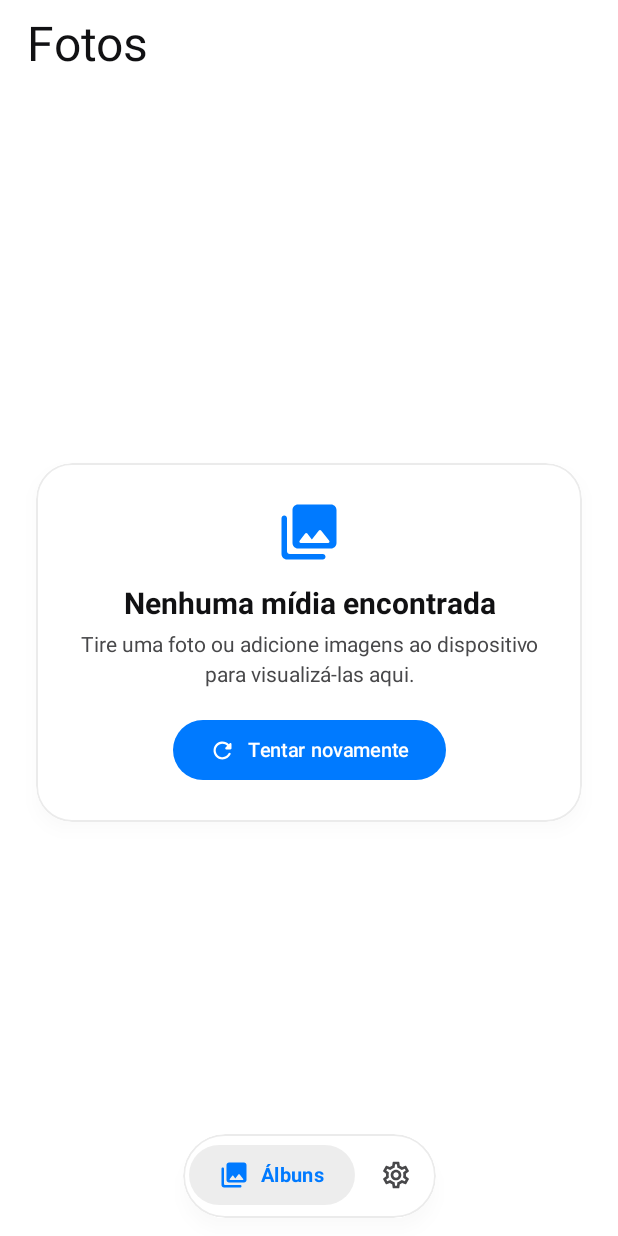
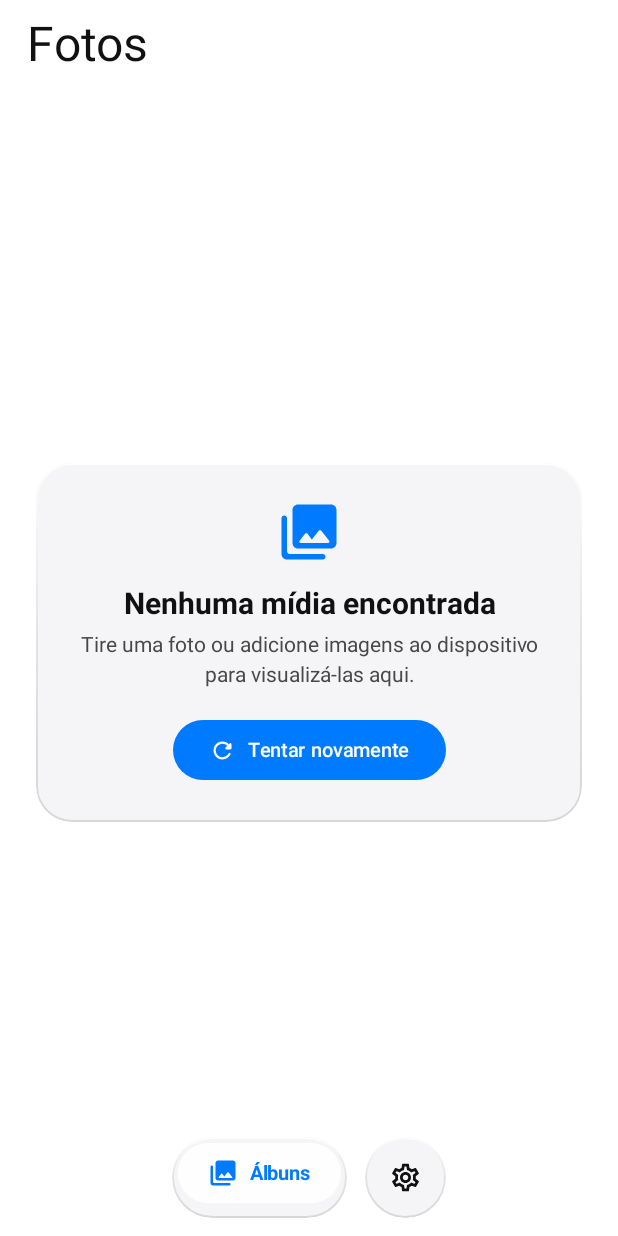
Before and after one commit to charlenferreira/Prism-Photos, an Android app built with Jetpack Compose: the screen it shows after launch (MainActivity), on a phone screen of 412 x 824 dp. Run offline under Robolectric (Android 15) with nearby library versions, the phone set to English and light mode, and no system bars; pictures from the network do not load.

Commit message:
Refactor LiquidGlass UI components for consistency
Updated colors and modifiers for LiquidGlass components. Improved performance and visual consistency in the LiquidGlassSurface and LiquidGlassPillNavBar.

```diff
--- a/app/src/main/java/com/charlenferreira/prism/ui/components/LiquidGlass.kt
+++ b/app/src/main/java/com/charlenferreira/prism/ui/components/LiquidGlass.kt
@@ -42,7 +42,6 @@ import androidx.compose.ui.Alignment
 import androidx.compose.ui.Modifier
 import androidx.compose.ui.draw.clip
 import androidx.compose.ui.draw.drawWithCache
-import androidx.compose.ui.draw.shadow
 import androidx.compose.ui.graphics.Brush
 import androidx.compose.ui.graphics.Color
 import androidx.compose.ui.graphics.Shape
@@ -54,6 +53,7 @@ import androidx.compose.ui.semantics.Role
 import androidx.compose.ui.text.font.FontWeight
 import androidx.compose.ui.unit.Dp
 import androidx.compose.ui.unit.dp
+import androidx.compose.ui.unit.sp
 import com.charlenferreira.prism.R
 import com.charlenferreira.prism.data.repository.LiquidGlassConfig
 import com.charlenferreira.prism.ui.theme.LocalPrismColors
@@ -75,25 +75,19 @@ fun rememberPrismBackdropState(
     return state
 }
 
-/**
- * No-op leve: não captura camada offscreen nem roda shader na GPU.
- */
 fun Modifier.prismBackdropSource(
     @Suppress("UNUSED_PARAMETER") state: PrismBackdropState,
     @Suppress("UNUSED_PARAMETER") blurRadius: Float = 0f
 ): Modifier = this
 
-/**
- * Degradê superior suave estilo iOS Photos para legibilidade da barra de status.
- */
 @Composable
 fun ProgressiveTopBlurScrim(
     modifier: Modifier = Modifier,
     height: Dp = 104.dp
 ) {
     val prismColors = LocalPrismColors.current
-    val topColor = prismColors.backgroundTop.copy(alpha = 0.94f)
-    val midColor = prismColors.backgroundTop.copy(alpha = 0.55f)
+    val topColor = prismColors.backgroundTop.copy(alpha = 0.96f)
+    val midColor = prismColors.backgroundTop.copy(alpha = 0.68f)
 
     Box(
         modifier = modifier
@@ -102,7 +96,7 @@ fun ProgressiveTopBlurScrim(
             .drawWithCache {
                 val scrimBrush = Brush.verticalGradient(
                     0.0f to topColor,
-                    0.55f to midColor,
+                    0.58f to midColor,
                     1.0f to Color.Transparent
                 )
                 onDrawBehind {
@@ -113,8 +107,8 @@ fun ProgressiveTopBlurScrim(
 }
 
 /**
- * Superfície translúcida leve estilo Apple Photos (iOS 18/26).
- * Zero shaders AGSL / zero render offscreen -> 120fps cravados em qualquer GPU.
+ * Superfície acetinada estilo Apple Photos (iOS 18/26).
+ * Zero shaders pesados / zero alocação de shadow por frame -> 60fps constantes na Adreno 610.
  */
 @Composable
 fun LiquidGlassSurface(
@@ -135,31 +129,41 @@ fun LiquidGlassSurface(
     val isPressed by interactionSource.collectIsPressedAsState()
 
     val pressScale by animateFloatAsState(
-        targetValue = if (isPressed) 0.96f else 1f,
-        animationSpec = spring(dampingRatio = 0.82f, stiffness = 620f),
+        targetValue = if (isPressed) 0.965f else 1f,
+        animationSpec = spring(dampingRatio = 0.84f, stiffness = 620f),
         label = "iosSurfacePress"
     )
 
     val useDark = darkFrostedOverride || prismColors.isDarkSurface
 
     val baseSurfaceColor = when {
-        darkFrostedOverride -> Color(0xE61C1C1E)
-        useDark -> Color(0xEB18181B)
-        else -> prismColors.glassFillTop.copy(alpha = 0.92f)
+        darkFrostedOverride -> Color(0xF01C1C1E)
+        useDark -> Color(0xF21C1C1E)
+        else -> Color(0xF5F5F5F7)
     }
 
     val resolvedBgColor = remember(tintOverride, useDark, baseSurfaceColor) {
         if (tintOverride != null) {
-            tintOverride.copy(alpha = if (useDark) 0.22f else 0.12f).compositeOver(baseSurfaceColor)
+            tintOverride.copy(alpha = if (useDark) 0.20f else 0.11f).compositeOver(baseSurfaceColor)
         } else {
             baseSurfaceColor
         }
     }
 
-    val borderColor = if (useDark) {
-        Color.White.copy(alpha = 0.14f)
+    val rimBorderBrush = remember(useDark) {
+        if (useDark) {
+            Brush.verticalGradient(
+                0.0f to Color.White.copy(alpha = 0.22f),
+                0.5f to Color.White.copy(alpha = 0.10f),
+                1.0f to Color.White.copy(alpha = 0.14f)
+            )
         } else {
-        Color.Black.copy(alpha = 0.08f)
+            Brush.verticalGradient(
+                0.0f to Color.White.copy(alpha = 0.90f),
+                0.5f to Color.Black.copy(alpha = 0.08f),
+                1.0f to Color.Black.copy(alpha = 0.12f)
+            )
+        }
     }
 
     val clickModifier = if (onClick != null) {
@@ -175,15 +179,9 @@ fun LiquidGlassSurface(
 
     Box(
         modifier = modifier
-            .shadow(
-                elevation = if (useDark) 4.dp else 6.dp,
-                shape = shape,
-                ambientColor = Color.Black.copy(alpha = 0.08f),
-                spotColor = Color.Black.copy(alpha = 0.12f)
-            )
             .clip(shape)
             .background(resolvedBgColor)
-            .border(width = 0.75.dp, color = borderColor, shape = shape)
+            .border(width = 0.8.dp, brush = rimBorderBrush, shape = shape)
             .then(clickModifier)
             .graphicsLayer {
                 if (pressScale != 1f) {
@@ -209,7 +207,8 @@ fun LiquidGlassBackground(
 }
 
 /**
- * Barra flutuante estilo Apple Photos (cápsula segmentada + botão circular satélite).
+ * Barra inferior flutuante em cápsula dupla inspirada na Fototeca do iPhone:
+ * Pílula principal à esquerda + botão circular satélite à direita.
  */
 @Composable
 fun LiquidGlassPillNavBar(
@@ -222,30 +221,30 @@ fun LiquidGlassPillNavBar(
     val settingsLabel = stringResource(R.string.tab_settings)
     val prismColors = LocalPrismColors.current
 
-    val activePillBg = if (prismColors.isDarkSurface) {
-        Color.White.copy(alpha = 0.14f)
+    val activeInnerPillColor = if (prismColors.isDarkSurface) {
+        Color.White.copy(alpha = 0.13f)
     } else {
-        Color.Black.copy(alpha = 0.07f)
+        Color.White.copy(alpha = 0.92f)
     }
 
-    val galleryColor by animateColorAsState(
+    val galleryTint by animateColorAsState(
         targetValue = if (isGallerySelected) {
             MaterialTheme.colorScheme.primary
         } else {
             MaterialTheme.colorScheme.onSurfaceVariant
         },
-        animationSpec = tween(150),
-        label = "iosGalleryTabColor"
+        animationSpec = tween(140),
+        label = "iosGalleryTint"
     )
 
-    val settingsColor by animateColorAsState(
+    val settingsTint by animateColorAsState(
         targetValue = if (!isGallerySelected) {
             MaterialTheme.colorScheme.primary
         } else {
-            MaterialTheme.colorScheme.onSurfaceVariant
+            MaterialTheme.colorScheme.onSurface
         },
-        animationSpec = tween(150),
-        label = "iosSettingsTabColor"
+        animationSpec = tween(140),
+        label = "iosSettingsTint"
     )
 
     Row(
@@ -256,29 +255,22 @@ fun LiquidGlassPillNavBar(
         horizontalArrangement = Arrangement.Center,
         verticalAlignment = Alignment.CenterVertically
     ) {
-        // Cápsula principal estilo Library | Collections da referência
+        // Cápsula principal da Fototeca (esquerda)
         LiquidGlassSurface(
             shape = CircleShape,
             contentPadding = 4.dp,
-            modifier = Modifier.height(56.dp)
-        ) {
-            Row(
-                verticalAlignment = Alignment.CenterVertically,
-                horizontalArrangement = Arrangement.spacedBy(4.dp)
+            onClick = onGalleryClick,
+            modifier = Modifier
+                .height(54.dp)
+                .testTag("nav_gallery_tab")
         ) {
             Row(
                 modifier = Modifier
                     .clip(CircleShape)
-                        .background(if (isGallerySelected) activePillBg else Color.Transparent)
-                        .clickable(
-                            interactionSource = remember { MutableInteractionSource() },
-                            indication = null,
-                            role = Role.Tab,
-                            onClick = onGalleryClick
-                        )
-                        .padding(horizontal = 20.dp, vertical = 10.dp)
-                        .testTag("nav_gallery_tab"),
-                    verticalAlignment = Alignment.CenterVertically
+                    .background(if (isGallerySelected) activeInnerPillColor else Color.Transparent)
+                    .padding(horizontal = 20.dp, vertical = 10.dp),
+                verticalAlignment = Alignment.CenterVertically,
+                horizontalArrangement = Arrangement.Center
             ) {
                 Icon(
                     imageVector = if (isGallerySelected) {
@@ -287,7 +279,7 @@ fun LiquidGlassPillNavBar(
                         Icons.Outlined.PhotoLibrary
                     },
                     contentDescription = galleryLabel,
-                        tint = galleryColor,
+                    tint = galleryTint,
                     modifier = Modifier.size(20.dp)
                 )
                 Spacer(modifier = Modifier.width(8.dp))
@@ -295,26 +287,25 @@ fun LiquidGlassPillNavBar(
                     text = galleryLabel,
                     style = MaterialTheme.typography.labelLarge,
                     fontWeight = if (isGallerySelected) FontWeight.Bold else FontWeight.Medium,
-                        color = galleryColor,
+                    letterSpacing = (-0.2).sp,
+                    color = galleryTint,
                     maxLines = 1
                 )
             }
+        }
 
-                // Botão circular satélite integrado ou ao lado
-                Box(
+        Spacer(modifier = Modifier.width(12.dp))
+
+        // Botão circular satélite separado (direita — estilo lupa/ação do iOS Photos)
+        LiquidGlassSurface(
+            shape = CircleShape,
+            tintOverride = if (!isGallerySelected) MaterialTheme.colorScheme.primary else null,
+            onClick = onSettingsClick,
             modifier = Modifier
-                        .size(46.dp)
-                        .clip(CircleShape)
-                        .background(if (!isGallerySelected) activePillBg else Color.Transparent)
-                        .clickable(
-                            interactionSource = remember { MutableInteractionSource() },
-                            indication = null,
-                            role = Role.Tab,
-                            onClick = onSettingsClick
-                        )
-                        .testTag("nav_settings_tab"),
-                    contentAlignment = Alignment.Center
+                .size(54.dp)
+                .testTag("nav_settings_tab")
         ) {
+            Box(modifier = Modifier.fillMaxSize(), contentAlignment = Alignment.Center) {
                 Icon(
                     imageVector = if (!isGallerySelected) {
                         Icons.Rounded.Settings
@@ -322,11 +313,10 @@ fun LiquidGlassPillNavBar(
                         Icons.Outlined.Settings
                     },
                     contentDescription = settingsLabel,
-                        tint = settingsColor,
-                        modifier = Modifier.size(21.dp)
+                    tint = settingsTint,
+                    modifier = Modifier.size(22.dp)
                 )
             }
         }
     }
 }
-}
```
Lines whose indentation alone changed are shown as unchanged.
